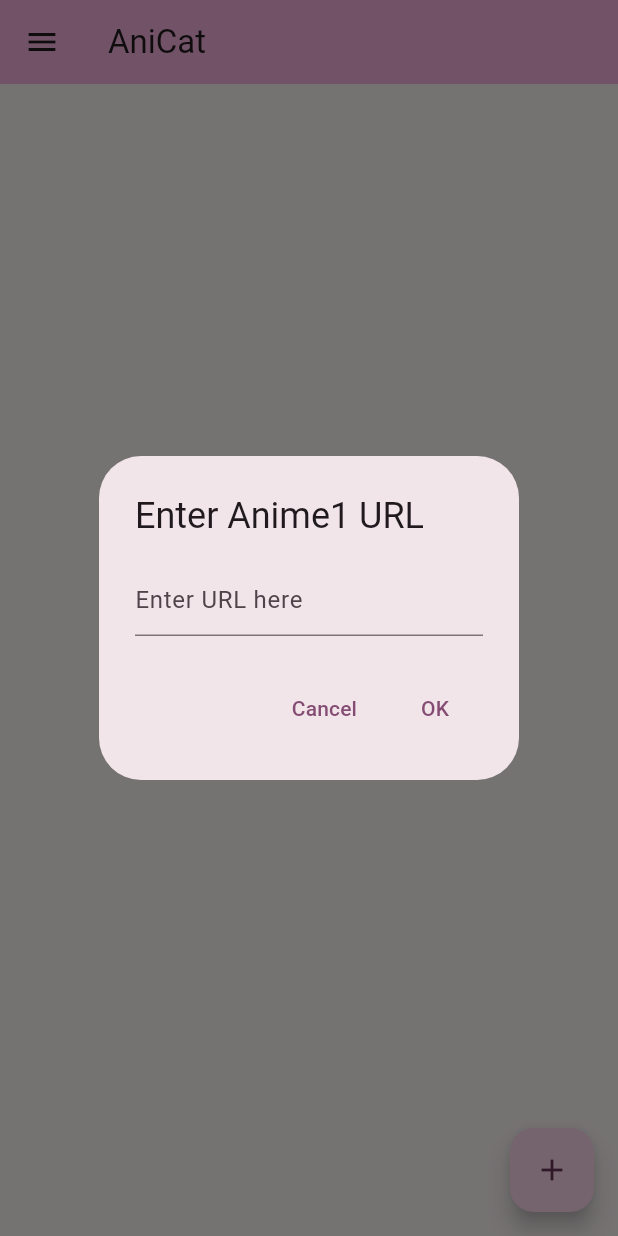
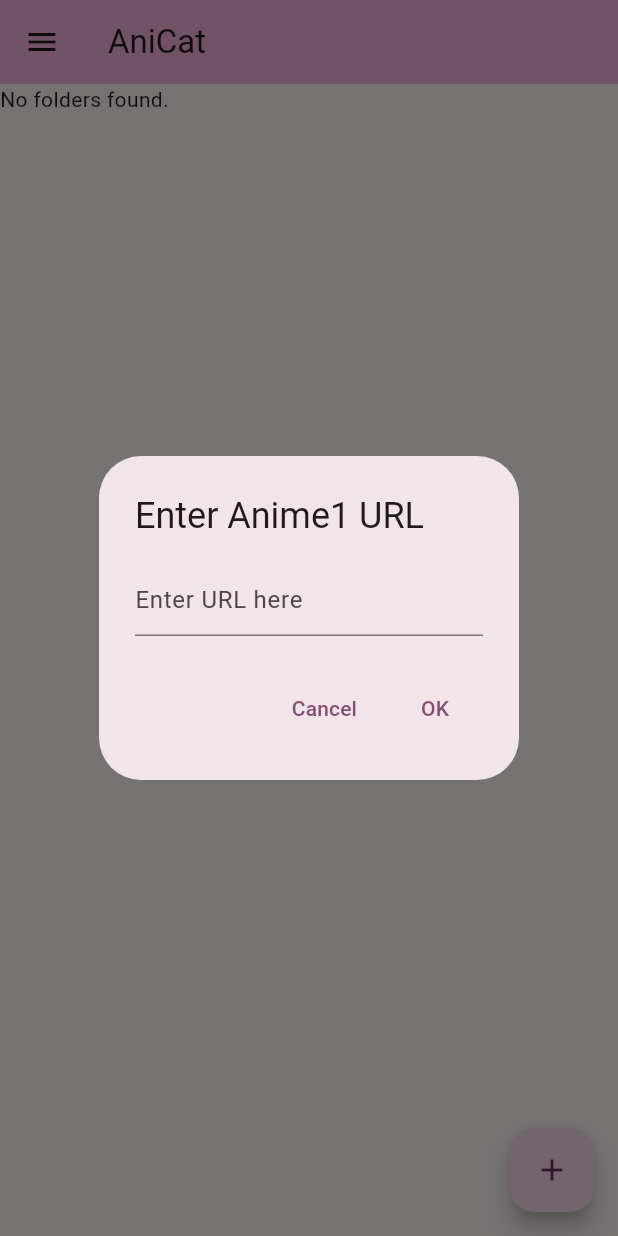
Before and after one commit to yuusukealmal/AniCat, a Flutter app: the screen it shows after launch, after a tap on the "add" icon, on a phone screen of 412 x 824 dp. Run offline on Flutter 3.47's test engine with Material 3 defaults, Android fonts, the phone set to English and light mode, and no system bars; missing offline and left inert: beautiful_soup_dart.

Commit message:
add folder view

```diff
--- a/lib/main.dart
+++ b/lib/main.dart
@@ -1,4 +1,6 @@
 import 'package:flutter/material.dart';
+import 'dart:io';
+import 'package:path_provider/path_provider.dart';
 import 'package:anicat/parse.dart';
 import 'package:anicat/handle.dart';
 import 'package:anicat/calc.dart';
@@ -34,6 +36,32 @@ class MyHomePage extends StatefulWidget {
 }
 
 class _MyHomePageState extends State<MyHomePage> {
+  List<String> folders = [];
+
+  @override
+  void initState() {
+    super.initState();
+    _loadFolders();
+  }
+
+  Future<void> _loadFolders() async {
+    final root = await getExternalStorageDirectory();
+    if (root == null) {
+      debugPrint('No external storage found.');
+      return;
+    }
+
+    final directory = Directory(root.path);
+    final folderList = await directory
+        .list()
+        .where((entity) => entity is Directory)
+        .map((entity) => entity.path.split('/').last)
+        .toList();
+    setState(() {
+      folders = folderList;
+    });
+  }
+
   void _showProgress(BuildContext context, MP4 anime) {
     showDialog(
       context: context,
@@ -146,7 +174,20 @@ class _MyHomePageState extends State<MyHomePage> {
         leading: IconButton(onPressed: () {}, icon: const Icon(Icons.menu)),
         title: Text(widget.title),
       ),
-      body: const Center(),
+      body: Column(
+        mainAxisAlignment: MainAxisAlignment.start,
+        children: folders.isNotEmpty
+            ? folders.map((folder) {
+                return ListTile(
+                  title: Text(folder),
+                  leading: const Icon(Icons.folder),
+                  onTap: () {
+                    debugPrint('Folder tapped: $folder');
+                  },
+                );
+              }).toList()
+            : const [Text('No folders found.')],
+      ),
       floatingActionButton: FloatingActionButton(
         onPressed: _onAddButtonPressed,
         tooltip: 'Add Anime1 URL',
```
